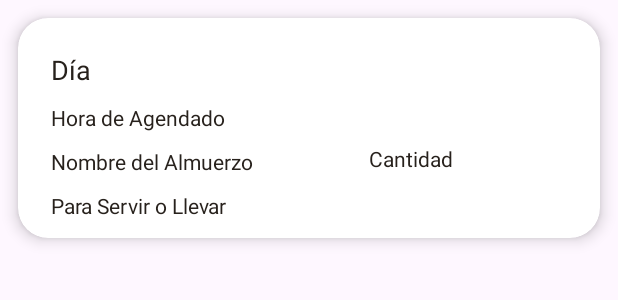
After one commit to vdkaaa/AppIngSoft, an Android app built with Jetpack Compose: the layout card_view_ver_pedido_cliente.xml on its own in the app's theme, with its tools: preview values and no code run, on a phone screen of 412 x 824 dp. The commit adds this screen. Shown: the top 300 px of the screen. Run offline under Robolectric (Android 15) with nearby library versions, the phone set to English and light mode, and no system bars.

Commit message:
pedidos cliente y empresa

```diff
--- /dev/null
+++ b/app/src/main/res/layout/card_view_ver_pedido_cliente.xml
@@ -0,0 +1,78 @@
+<?xml version="1.0" encoding="utf-8"?>
+<androidx.cardview.widget.CardView xmlns:android="http://schemas.android.com/apk/res/android"
+    xmlns:app="http://schemas.android.com/apk/res-auto"
+    xmlns:tools="http://schemas.android.com/tools"
+    android:id="@+id/cardViewLunch"
+    android:layout_width="match_parent"
+    android:layout_height="wrap_content"
+    android:layout_margin="12dp"
+    app:cardBackgroundColor="@color/white"
+    app:cardCornerRadius="20dp"
+    app:cardElevation="6dp"
+    app:contentPadding="12dp">
+
+    <androidx.constraintlayout.widget.ConstraintLayout
+        android:layout_width="match_parent"
+        android:layout_height="wrap_content">
+
+        <TextView
+            android:id="@+id/Ag_textViewDay"
+            android:layout_width="wrap_content"
+            android:layout_height="wrap_content"
+            android:layout_marginStart="10dp"
+            android:layout_marginTop="10dp"
+            android:text="Día"
+            android:textColor="@color/colorBlackPalette"
+            android:textSize="18sp"
+            app:layout_constraintStart_toStartOf="parent"
+            app:layout_constraintTop_toTopOf="parent" />
+
+        <TextView
+            android:id="@+id/Ag_textViewTime"
+            android:layout_width="wrap_content"
+            android:layout_height="wrap_content"
+            android:layout_marginStart="10dp"
+            android:layout_marginTop="10dp"
+            android:text="Hora de Agendado"
+            android:textColor="@color/colorBlackPalette"
+            app:layout_constraintStart_toStartOf="parent"
+            app:layout_constraintTop_toBottomOf="@+id/Ag_textViewDay" />
+
+        <TextView
+            android:id="@+id/Ag_textViewLunchName"
+            android:layout_width="wrap_content"
+            android:layout_height="wrap_content"
+            android:layout_marginStart="10dp"
+            android:layout_marginTop="10dp"
+            android:text="Nombre del Almuerzo"
+            android:textColor="@color/colorBlackPalette"
+            app:layout_constraintStart_toStartOf="parent"
+            app:layout_constraintTop_toBottomOf="@+id/Ag_textViewTime" />
+
+        <TextView
+            android:id="@+id/Ag_textViewQuantity"
+            android:layout_width="wrap_content"
+            android:layout_height="wrap_content"
+            android:layout_marginTop="72dp"
+            android:layout_marginEnd="10dp"
+            android:text="Cantidad"
+            android:textColor="@color/colorBlackPalette"
+            app:layout_constraintEnd_toEndOf="parent"
+            app:layout_constraintHorizontal_bias="0.503"
+            app:layout_constraintStart_toEndOf="@+id/Ag_textViewLunchName"
+            app:layout_constraintTop_toTopOf="parent" />
+
+        <TextView
+            android:id="@+id/Ag_textViewForHereOrToGo"
+            android:layout_width="wrap_content"
+            android:layout_height="wrap_content"
+            android:layout_marginStart="10dp"
+            android:layout_marginTop="10dp"
+            android:text="Para Servir o Llevar"
+            android:textColor="@color/colorBlackPalette"
+            app:layout_constraintStart_toStartOf="parent"
+            app:layout_constraintTop_toBottomOf="@+id/Ag_textViewLunchName" />
+
+    </androidx.constraintlayout.widget.ConstraintLayout>
+
+</androidx.cardview.widget.CardView>
```
Also changed, not shown: app/src/main/java/ghoststudios/app/almuerzafacil/OrdersOfClient.kt (+33 -7 lines), app/src/main/java/ghoststudios/app/almuerzafacil/ui/theme/AgendadosClienteAdapterClass.kt (added, +60 -0 lines), app/src/main/java/ghoststudios/app/almuerzafacil/ui/theme/PedidosAdapterClass.kt (+23 -16 lines), app/src/main/java/ghoststudios/app/almuerzafacil/ui/theme/PedidosEmpresa.kt (+36 -1 lines).
